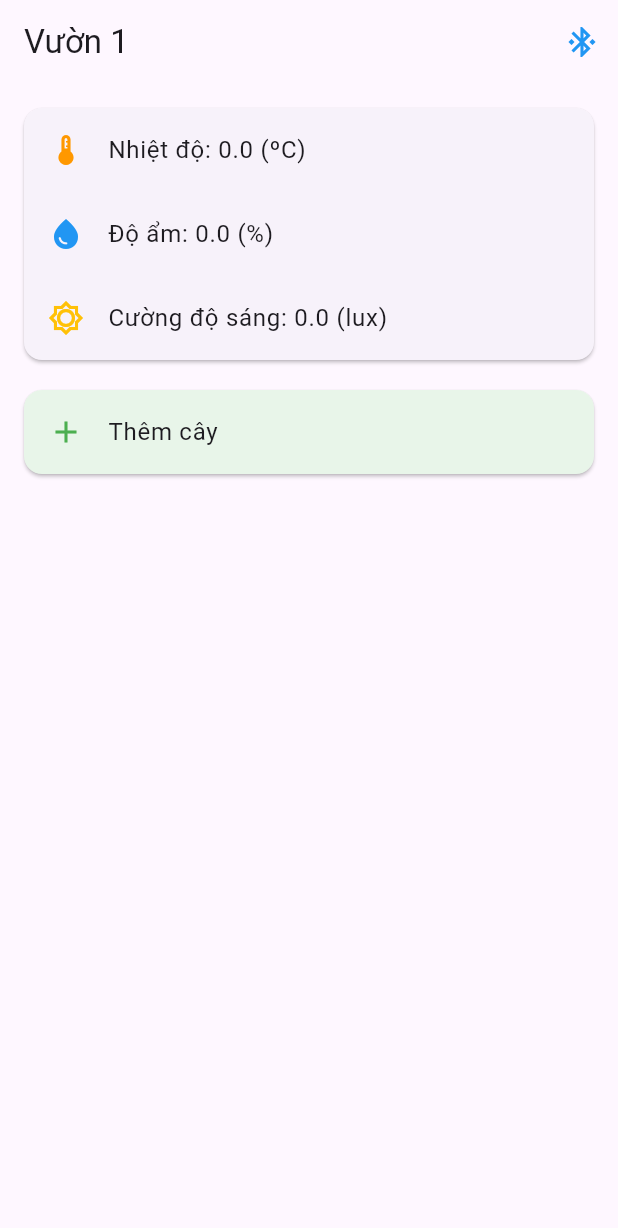
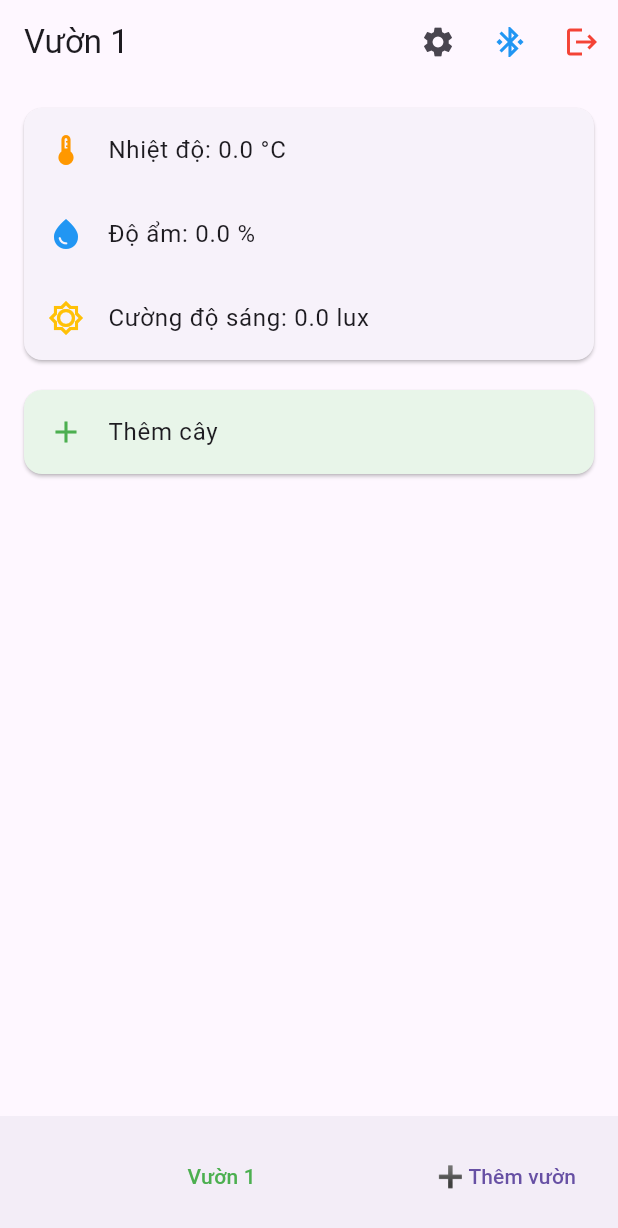
Before and after one commit to TranHaiz/Final-project-flutter, a Flutter app: the GardenScreen screen opened directly, on a phone screen of 412 x 824 dp. Shown: the top 1228 px of the screen. Run offline on Flutter 3.47's test engine with Material 3 defaults, Android fonts, the phone set to English and light mode, and no system bars; our stand-ins replace flutter_bluetooth_serial, permission_handler.

Commit message:
update: 90%, but can't delete garden, data for 4 gardne is same

```diff
--- a/lib/garden_manager.dart
+++ b/lib/garden_manager.dart
@@ -23,8 +23,6 @@ double temperature = 0;
 double humidity = 0;
 double lux = 0;
 
-List<double> latestValues = [0];
-
 class Plant {
   String name;
   Plant({required this.name});
@@ -37,14 +35,14 @@ class Garden {
   String name;
   List<Plant> plants;
   Garden({required this.name, List<Plant>? plants}) : plants = plants ?? [];
-  Map<String, dynamic> toJson() =>
-      {"name": name, "plants": plants.map((p) => p.toJson()).toList()};
+  Map<String, dynamic> toJson() => {
+    "name": name,
+    "plants": plants.map((p) => p.toJson()).toList(),
+  };
   factory Garden.fromJson(Map<String, dynamic> json) => Garden(
     name: json["name"],
-        plants: (json["plants"] as List?)
-                ?.map((p) => Plant.fromJson(p))
-                .toList() ??
-            [],
+    plants:
+        (json["plants"] as List?)?.map((p) => Plant.fromJson(p)).toList() ?? [],
   );
 }
 
@@ -88,14 +86,12 @@ class _GardenScreenState extends State<GardenScreen> {
   void initState() {
     super.initState();
     loadGardens();
-
     _btStreamSub = BluetoothService.instance.dataStream.listen((numbers) {
       if (numbers.length >= 3) {
         setState(() {
           temperature = numbers[0];
           humidity = numbers[1];
           lux = numbers[2];
-          latestValues = numbers;
         });
       }
     });
@@ -164,21 +160,67 @@ class _GardenScreenState extends State<GardenScreen> {
     );
   }
 
+  void editEnvParams() {
+    final tCtrl = TextEditingController(text: temperature.toString());
+    final hCtrl = TextEditingController(text: humidity.toString());
+    final lCtrl = TextEditingController(text: lux.toString());
+
+    showDialog(
+      context: context,
+      builder: (_) => AlertDialog(
+        title: const Text("Chỉnh thông số"),
+        content: Column(
+          mainAxisSize: MainAxisSize.min,
+          children: [
+            TextField(
+              controller: tCtrl,
+              decoration: const InputDecoration(labelText: "Nhiệt độ"),
+            ),
+            TextField(
+              controller: hCtrl,
+              decoration: const InputDecoration(labelText: "Độ ẩm"),
+            ),
+            TextField(
+              controller: lCtrl,
+              decoration: const InputDecoration(labelText: "Ánh sáng"),
+            ),
+          ],
+        ),
+        actions: [
+          TextButton(
+            onPressed: () {
+              setState(() {
+                temperature = double.tryParse(tCtrl.text) ?? 0;
+                humidity = double.tryParse(hCtrl.text) ?? 0;
+                lux = double.tryParse(lCtrl.text) ?? 0;
+              });
+              Navigator.pop(context);
+            },
+            child: const Text("Lưu"),
+          ),
+        ],
+      ),
+    );
+  }
+
   Widget buildEnvInfoCard() {
     return Card(
       child: Column(
         children: [
           ListTile(
             leading: const Icon(Icons.thermostat, color: Colors.orange),
-            title: Text("Nhiệt độ: $temperature (ºC)"),
+            title: Text("Nhiệt độ: ${temperature.toStringAsFixed(1)} °C"),
           ),
           ListTile(
             leading: const Icon(Icons.water_drop, color: Colors.blue),
-            title: Text("Độ ẩm: $humidity (%)"),
+            title: Text("Độ ẩm: ${humidity.toStringAsFixed(1)} %"),
           ),
           ListTile(
-            leading: const Icon(Icons.brightness_low_outlined, color: Colors.amber),
-            title: Text("Cường độ sáng: $lux (lux)"),
+            leading: const Icon(
+              Icons.brightness_low_outlined,
+              color: Colors.amber,
+            ),
+            title: Text("Cường độ sáng: ${lux.toStringAsFixed(1)} lux"),
           ),
         ],
       ),
@@ -218,6 +260,52 @@ class _GardenScreenState extends State<GardenScreen> {
     );
   }
 
+  PreferredSizeWidget buildAppBar(Garden garden) {
+    return AppBar(
+      title: Text(garden.name),
+      actions: [
+        IconButton(icon: const Icon(Icons.settings), onPressed: editEnvParams),
+        IconButton(
+          icon: const Icon(Icons.bluetooth_connected, color: Colors.blue),
+          onPressed: () => Navigator.pushReplacement(
+            context,
+            MaterialPageRoute(builder: (_) => const BluetoothScanPage()),
+          ),
+        ),
+        IconButton(
+          icon: const Icon(Icons.logout, color: Colors.red),
+          onPressed: () => Navigator.pushReplacement(
+            context,
+            MaterialPageRoute(builder: (_) => const LoginScreen()),
+          ),
+        ),
+      ],
+    );
+  }
+
+  Widget buildBottomNav() {
+    return BottomAppBar(
+      child: Row(
+        children: [
+          for (int i = 0; i < gardens.length; i++)
+            Expanded(
+              child: TextButton(
+                onPressed: () => setState(() => selectedGarden = i),
+                child: Text(
+                  gardens[i].name,
+                  style: TextStyle(
+                    color: i == selectedGarden ? Colors.green : Colors.black,
+                  ),
+                ),
+              ),
+            ),
+          if (gardens.length < maxGardens)
+            TextButton(onPressed: addGarden, child: const Text("➕ Thêm vườn")),
+        ],
+      ),
+    );
+  }
+
   @override
   Widget build(BuildContext context) {
     if (gardens.isEmpty) {
@@ -227,18 +315,7 @@ class _GardenScreenState extends State<GardenScreen> {
     final garden = gardens[selectedGarden];
 
     return Scaffold(
-      appBar: AppBar(
-        title: Text(garden.name),
-        actions: [
-          IconButton(
-            icon: const Icon(Icons.bluetooth_connected, color: Colors.blue),
-            onPressed: () => Navigator.pushReplacement(
-              context,
-              MaterialPageRoute(builder: (_) => const BluetoothScanPage()),
-            ),
-          ),
-        ],
-      ),
+      appBar: buildAppBar(garden),
       body: Padding(
         padding: const EdgeInsets.all(12),
         child: Column(
@@ -249,6 +326,7 @@ class _GardenScreenState extends State<GardenScreen> {
           ],
         ),
       ),
+      bottomNavigationBar: buildBottomNav(),
     );
   }
 }
```
Lines whose indentation alone changed are shown as unchanged.
